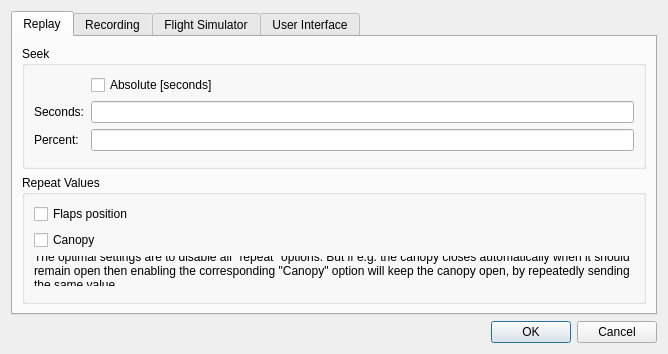
The window that src/UserInterface/src/Dialog/SettingsDialog.ui (till213/SkyDolly) describes before a commit, drawn with Qt 5.
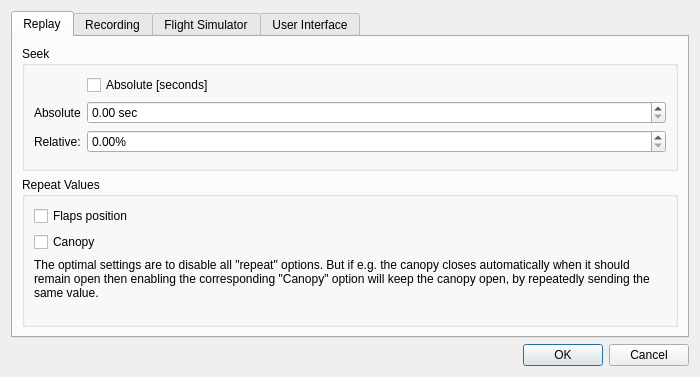
The same window after the commit.

Commit message: Use spinboxes instead of lineedits

The edit to the form file:
```diff
--- a/src/UserInterface/src/Dialog/SettingsDialog.ui
+++ b/src/UserInterface/src/Dialog/SettingsDialog.ui
@@ -6,8 +6,8 @@
    <rect>
     <x>0</x>
     <y>0</y>
-    <width>664</width>
-    <height>347</height>
+    <width>700</width>
+    <height>377</height>
    </rect>
   </property>
   <property name="windowTitle">
@@ -40,22 +40,51 @@
           <item row="1" column="0">
            <widget class="QLabel" name="label">
             <property name="text">
-             <string>Seconds:</string>
+             <string>Absolute</string>
             </property>
            </widget>
           </item>
           <item row="1" column="1">
-           <widget class="QLineEdit" name="seekInSecondsLineEdit"/>
+           <widget class="QDoubleSpinBox" name="seekInSecondsSpinBox">
+            <property name="minimumSize">
+             <size>
+              <width>120</width>
+              <height>0</height>
+             </size>
+            </property>
+            <property name="toolTip">
+             <string>Seek in absolute steps [seconds]</string>
+            </property>
+            <property name="suffix">
+             <string> sec</string>
+            </property>
+           </widget>
           </item>
           <item row="2" column="0">
            <widget class="QLabel" name="label_2">
             <property name="text">
-             <string>Percent:</string>
+             <string>Relative:</string>
             </property>
            </widget>
           </item>
           <item row="2" column="1">
-           <widget class="QLineEdit" name="seekInPercentLineEdit"/>
+           <widget class="QDoubleSpinBox" name="seekInPercentSpinBox">
+            <property name="minimumSize">
+             <size>
+              <width>120</width>
+              <height>0</height>
+             </size>
+            </property>
+            <property name="toolTip">
+             <string>Seek in steps relative to the total length of the replay</string>
+            </property>
+            <property name="suffix">
+             <string>%</string>
+            </property>
+            <property name="singleStep">
+             <double>0.500000000000000</double>
+            </property>
+           </widget>
           </item>
           <item row="3" column="1">
            <spacer name="verticalSpacer">
@@ -79,21 +108,7 @@
           <string>Repeat Values</string>
          </property>
          <layout class="QFormLayout" name="formLayout">
-          <item row="0" column="0">
-           <widget class="QCheckBox" name="repeatFlapsCheckBox">
-            <property name="text">
-             <string>Flaps position</string>
-            </property>
-           </widget>
-          </item>
-          <item row="1" column="0">
-           <widget class="QCheckBox" name="repeatCanopyOpenCheckBox">
-            <property name="text">
-             <string>Canopy</string>
-            </property>
-           </widget>
-          </item>
-          <item row="2" column="0" colspan="2">
+          <item row="3" column="0" colspan="2">
            <widget class="QLabel" name="label_3">
             <property name="minimumSize">
              <size>
@@ -109,7 +124,7 @@
             </property>
            </widget>
           </item>
-          <item row="3" column="1">
+          <item row="4" column="1">
            <spacer name="verticalSpacer_2">
             <property name="orientation">
              <enum>Qt::Vertical</enum>
@@ -122,6 +137,20 @@
             </property>
            </spacer>
           </item>
+          <item row="2" column="0">
+           <widget class="QCheckBox" name="repeatCanopyOpenCheckBox">
+            <property name="text">
+             <string>Canopy</string>
+            </property>
+           </widget>
+          </item>
+          <item row="1" column="0">
+           <widget class="QCheckBox" name="repeatFlapsCheckBox">
+            <property name="text">
+             <string>Flaps position</string>
+            </property>
+           </widget>
+          </item>
          </layout>
         </widget>
        </item>
```
The commit also changes 2 other files.
